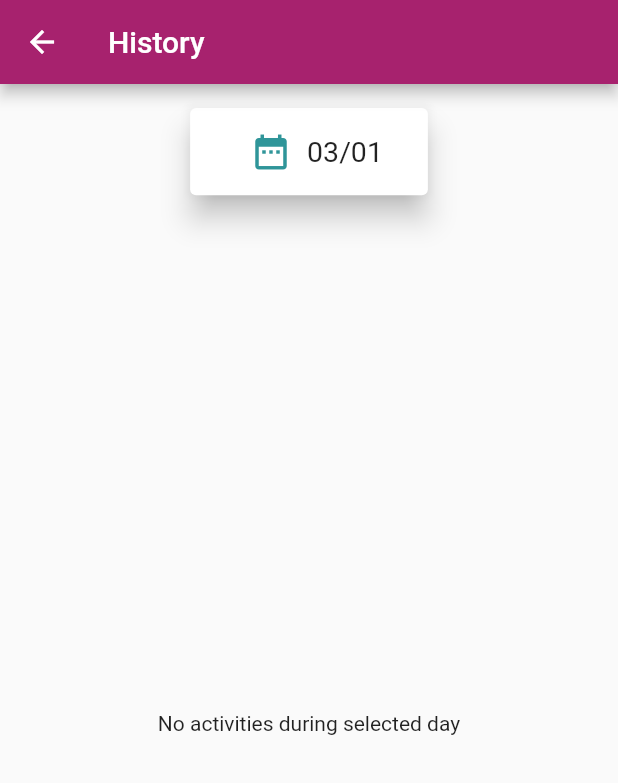
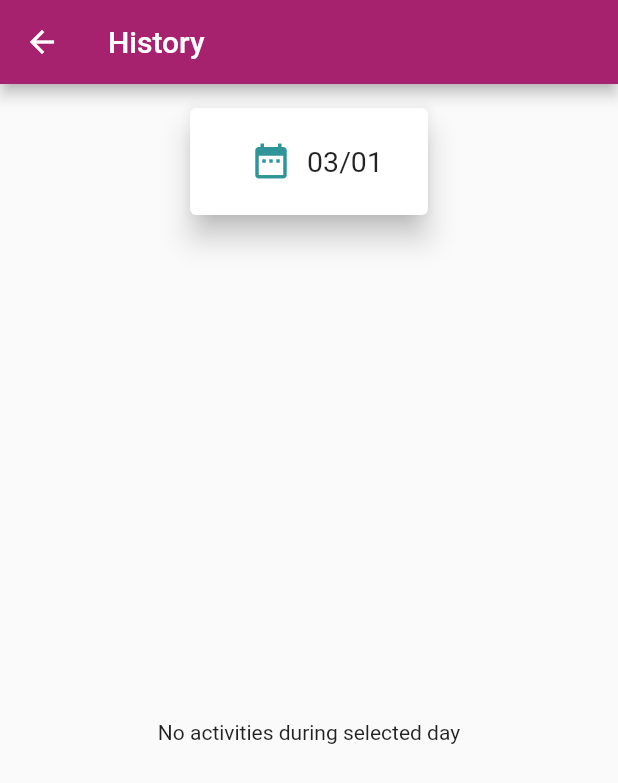
Before and after one commit to AnnaChrzaszcz/cleanMates, a Flutter app: the HistoryScreen screen opened by its route, on a phone screen of 412 x 824 dp. Shown: the top 783 px of the screen. Run offline on Flutter 3.47's test engine with Material 2 defaults, Android fonts, the phone set to English and light mode, and no system bars; our stand-ins replace cloud_firestore, firebase_auth, firebase_core, firebase_storage, image_picker, rive and 1 more; missing offline and left inert: firebase_ui_auth; accounts and stored records are empty; statements that could not run were skipped.

Commit message:
history screen responsive

```diff
--- a/lib/screens/history_screen.dart
+++ b/lib/screens/history_screen.dart
@@ -84,6 +84,7 @@ class _HistoryScreenState extends State<HistoryScreen> {
               child: Column(
                 children: [
                   Expanded(
+                    flex: 2,
                     child: Card(
                       margin: const EdgeInsets.all(8),
                       elevation: 8,
@@ -113,7 +114,7 @@ class _HistoryScreenState extends State<HistoryScreen> {
                   ),
                   if (roomActivities.isNotEmpty)
                     Expanded(
-                      flex: 10,
+                      flex: 15,
                       child: Container(
                         padding: const EdgeInsets.all(10),
                         child: Timeline.tileBuilder(
@@ -139,7 +140,9 @@ class _HistoryScreenState extends State<HistoryScreen> {
                                     )
                                   : roomActivities[index - 1].roomieId == userId
                                       ? Text(
-                                          '${DateFormat('HH:mm').format(roomActivities[index - 1].creationDate)}  ${roomActivities[index - 1].activityName}')
+                                          '${DateFormat('HH:mm').format(roomActivities[index - 1].creationDate)}  ${roomActivities[index - 1].activityName}',
+                                          textAlign: TextAlign.end,
+                                        )
                                       : Text(''),
                             ),
                             contentsBuilder: (context, index) => Padding(
@@ -166,7 +169,7 @@ class _HistoryScreenState extends State<HistoryScreen> {
                     ),
                   if (roomActivities.length == 0)
                     const Expanded(
-                      flex: 9,
+                      flex: 15,
                       child: Center(
                         child: Text('No activities during selected day'),
                       ),
```
